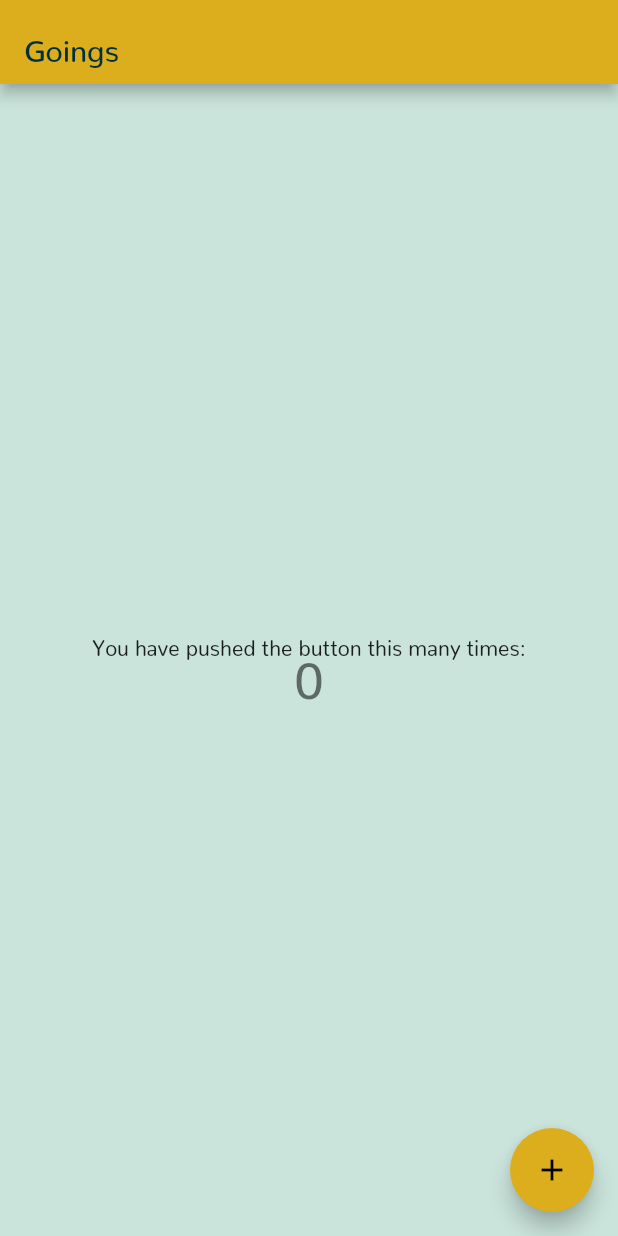
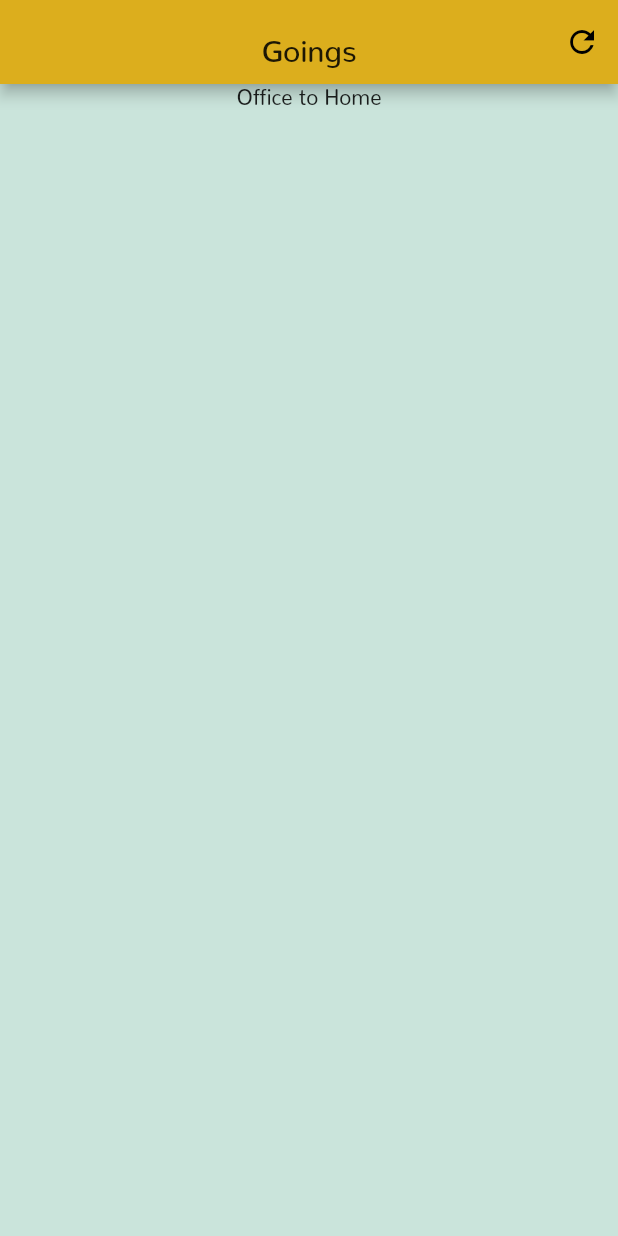
Before and after one commit to dxps/goings-mobile, a Flutter app: the screen it shows after launch, on a phone screen of 412 x 824 dp. Run offline on Flutter 3.47's test engine with Material 2 defaults, Android fonts, the phone set to English and light mode, and no system bars; our stand-ins replace rxdart.

Commit message:
project structure, readme, montserrat font

```diff
--- /dev/null
+++ b/lib/app.dart
@@ -0,0 +1,39 @@
+import 'package:flutter/material.dart';
+import 'package:logging/logging.dart';
+
+import './ui/themes/theme1.dart';
+import './ui/screens/home_screen.dart';
+
+//
+class App extends StatelessWidget {
+  //
+
+  @override
+  Widget build(BuildContext context) {
+    //
+
+    _initLogging();
+
+    return MaterialApp(
+      title: 'Goings',
+      theme: ThemeData(
+        brightness: Brightness.light,
+        canvasColor: Theme1.morningSkyColor(),
+        primarySwatch: Theme1.honeyShades(),
+        fontFamily: 'Nunito',
+      ),
+      debugShowCheckedModeBanner: false,
+      home: HomeScreen(title: 'Goings'),
+    );
+  }
+
+  //
+  void _initLogging() {
+    //
+
+    Logger.root.level = Level.ALL;
+    Logger.root.onRecord.listen((LogRecord rec) {
+      print('${rec.time} ${rec.loggerName} ${rec.message}');
+    });
+  }
+}
--- a/lib/main.dart
+++ b/lib/main.dart
@@ -1,113 +1,5 @@
 import 'package:flutter/material.dart';
 
-import './design/themes/theme1.dart';
+import './app.dart';
 
-void main() => runApp(MyApp());
-
-//
-class MyApp extends StatelessWidget {
-  //
-
-  @override
-  Widget build(BuildContext context) {
-    //
-
-    return MaterialApp(
-      title: 'Goings',
-      theme: ThemeData(
-        // accentColor: Colors.yellow,
-        brightness: Brightness.light,
-        canvasColor: Theme1.morningSkyColor(),
-        // primaryColor: Colors.yellow,
-        primarySwatch: Theme1.honeyShades(),
-        fontFamily: 'Nunito',
-      ),
-      home: MyHomePage(title: 'Goings'),
-    );
-  }
-}
-
-class MyHomePage extends StatefulWidget {
-  MyHomePage({Key key, this.title}) : super(key: key);
-
-  // This widget is the home page of your application. It is stateful, meaning
-  // that it has a State object (defined below) that contains fields that affect
-  // how it looks.
-
-  // This class is the configuration for the state. It holds the values (in this
-  // case the title) provided by the parent (in this case the App widget) and
-  // used by the build method of the State. Fields in a Widget subclass are
-  // always marked "final".
-
-  final String title;
-
-  @override
-  _MyHomePageState createState() => _MyHomePageState();
-}
-
-class _MyHomePageState extends State<MyHomePage> {
-  int _counter = 0;
-
-  void _incrementCounter() {
-    setState(() {
-      // This call to setState tells the Flutter framework that something has
-      // changed in this State, which causes it to rerun the build method below
-      // so that the display can reflect the updated values. If we changed
-      // _counter without calling setState(), then the build method would not be
-      // called again, and so nothing would appear to happen.
-      _counter++;
-    });
-  }
-
-  @override
-  Widget build(BuildContext context) {
-    // This method is rerun every time setState is called, for instance as done
-    // by the _incrementCounter method above.
-    //
-    // The Flutter framework has been optimized to make rerunning build methods
-    // fast, so that you can just rebuild anything that needs updating rather
-    // than having to individually change instances of widgets.
-    return Scaffold(
-      appBar: AppBar(
-        // Here we take the value from the MyHomePage object that was created by
-        // the App.build method, and use it to set our appbar title.
-        title: Text(widget.title, style: TextStyle(color: Theme1.ceruleanColor())),
-      ),
-      body: Center(
-        // Center is a layout widget. It takes a single child and positions it
-        // in the middle of the parent.
-        child: Column(
-          // Column is also layout widget. It takes a list of children and
-          // arranges them vertically. By default, it sizes itself to fit its
-          // children horizontally, and tries to be as tall as its parent.
-          //
-          // Invoke "debug painting" (press "p" in the console, choose the
-          // "Toggle Debug Paint" action from the Flutter Inspector in Android
-          // Studio, or the "Toggle Debug Paint" command in Visual Studio Code)
-          // to see the wireframe for each widget.
-          //
-          // Column has various properties to control how it sizes itself and
-          // how it positions its children. Here we use mainAxisAlignment to
-          // center the children vertically; the main axis here is the vertical
-          // axis because Columns are vertical (the cross axis would be
-          // horizontal).
-          mainAxisAlignment: MainAxisAlignment.center,
-          children: <Widget>[
-            Text(
-              'You have pushed the button this many times:',
-            ),
-            Text(
-              '$_counter',
-              style: Theme.of(context).textTheme.display1,
-            ),
-          ],
-        ),
-      ),
-      floatingActionButton: FloatingActionButton(
-        onPressed: _incrementCounter,
-        tooltip: 'Increment',
-        child: Icon(Icons.add),
-      ), // This trailing comma makes auto-formatting nicer for build methods.
-    );
-  }
-}
+void main() => runApp(App());
--- /dev/null
+++ b/lib/models/action_model.dart
@@ -0,0 +1,34 @@
+import 'dart:convert';
+
+//
+class ActionModel {
+  //
+
+  /// Name of the action.
+  String _name;
+
+  /// (Optional) Description of the action.
+  String _description;
+
+  /// (Optional List of) Tags of the action.
+  List<String> _tags;
+
+  //
+  ActionModel(String name, {String description: '', List<String> tags}) {
+    //
+    this._name = name;
+    this._description = description;
+    this._tags = tags;
+  }
+
+  String get name => _name;
+
+  String get description => _description;
+
+  List<String> get tags => _tags;
+
+  /// Get the String version in JSON format.
+  String toJsonString() {
+    return json.encode(this);
+  }
+}
--- /dev/null
+++ b/lib/resources/ActionsRepo.dart
@@ -0,0 +1,18 @@
+import 'dart:async';
+import 'dart:io';
+import '../models/action_model.dart';
+
+//
+class ActionsRepo {
+  //
+
+  Future<List<ActionModel>> retrieveActions() async {
+    //
+    // simulating a long time processing
+    sleep(Duration(seconds: 4));
+    return [
+      ActionModel('Home to Office', tags: ['commute']),
+      ActionModel('Office to Home', tags: ['commute']),
+    ];
+  }
+}
--- /dev/null
+++ b/lib/ui/screens/home_screen.dart
@@ -0,0 +1,48 @@
+import 'package:flutter/material.dart';
+import 'package:logging/logging.dart';
+
+import '../widgets/actions_list.dart';
+
+//
+class HomeScreen extends StatelessWidget {
+  //
+
+  final String title;
+
+  final GlobalKey<RefreshIndicatorState> _refreshKey = new GlobalKey<RefreshIndicatorState>();
+
+  final Logger log = Logger('HomeScreen');
+
+  HomeScreen({this.title});
+
+  @override
+  Widget build(BuildContext context) {
+    //
+
+    return Scaffold(
+      //
+      appBar: AppBar(
+        title: Text(title),
+        centerTitle: true,
+        actions: <Widget>[
+          new IconButton(
+              icon: const Icon(Icons.refresh),
+              tooltip: 'Refresh',
+              onPressed: () {
+                _refreshKey.currentState.show();
+              }),
+        ],
+      ),
+      //
+      body: Center(
+        child: RefreshIndicator(
+          key: _refreshKey,
+          onRefresh: () async {
+            log.finer('onRefresh > Called');
+          },
+          child: ActionsList(),
+        ),
+      ),
+    );
+  }
+}
--- /dev/null
+++ b/lib/ui/widgets/actions_list.dart
@@ -0,0 +1,67 @@
+import 'package:flutter/material.dart';
+import 'package:logging/logging.dart';
+
+import '../../models/action_model.dart';
+import '../../blocs/actions_bloc.dart';
+
+//
+class ActionsList extends StatefulWidget {
+  //
+
+  @override
+  State<StatefulWidget> createState() {
+    return _ActionsListState();
+  }
+//
+
+}
+
+//
+class _ActionsListState extends State<ActionsList> {
+  //
+
+  final Logger log = new Logger('_ActionsListState');
+
+  @override
+  void initState() {
+    //
+    super.initState();
+    actionsBloc.fetchAllActions();
+  }
+
+  @override
+  void dispose() {
+    //
+    actionsBloc.dispose();
+    super.dispose();
+  }
+
+  @override
+  Widget build(BuildContext context) {
+    //
+
+    return Column(
+      children: <Widget>[
+        StreamBuilder(
+          stream: actionsBloc.allActions,
+          builder: (BuildContext context, AsyncSnapshot<ActionModel> snapshot) {
+            if (snapshot.hasData) {
+              return _buildList(snapshot);
+            } else if (snapshot.hasError) {
+              return Text('Error: ${snapshot.error.toString()}');
+            }
+            return Center(child: CircularProgressIndicator());
+          },
+        ),
+      ],
+    );
+  }
+
+  //
+  Widget _buildList(AsyncSnapshot<ActionModel> snapshot) {
+    //
+    log.finest('_buildList > snapshot.data.name = ${snapshot.data.name}');
+    // log.finest('_buildList > snapshot.data = ${snapshot.data.toJsonString()}');
+    return Text(snapshot.data.name);
+  }
+}
```
Also changed, not shown: lib/blocs/actions_bloc.dart (added, +37 -0 lines), pubspec.yaml (+31 -6 lines), _assets/fonts/montserrat/Montserrat-Black.ttf (added), _assets/fonts/montserrat/Montserrat-Bold.ttf (added), _assets/fonts/montserrat/Montserrat-Light.ttf (added), _assets/fonts/montserrat/Montserrat-Regular.ttf (added), _assets/fonts/montserrat/Montserrat-Thin.ttf (added), lib/ui/themes/theme1.dart (renamed from lib/design/themes/theme1.dart), 3 other files.
